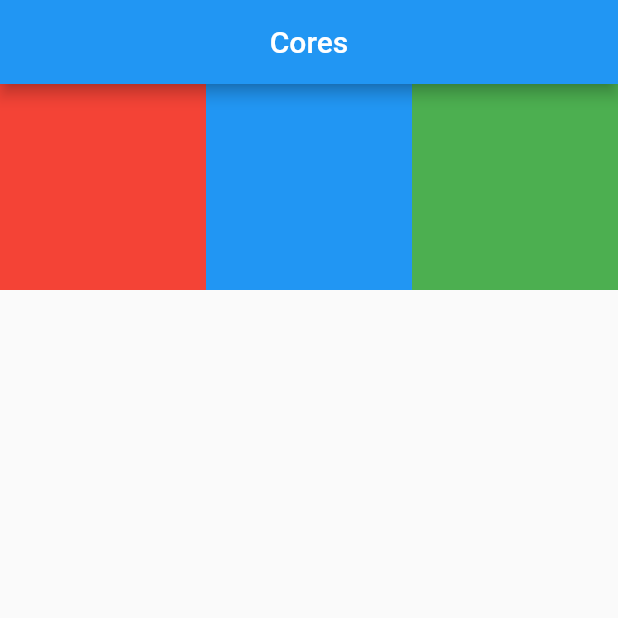
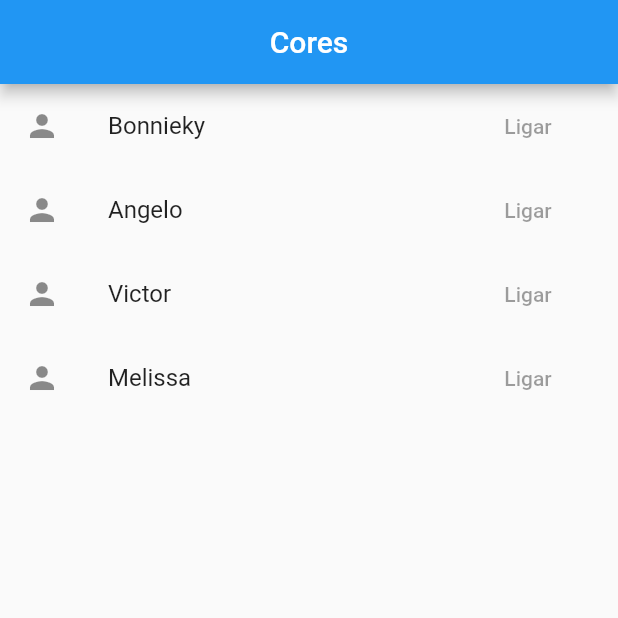
Before and after one commit to AngeloFilhoPS/flutter-study, a Flutter app: the screen it shows after launch, on a phone screen of 412 x 824 dp, the top half of it. Run offline on Flutter 3.47's test engine with Material 2 defaults, Android fonts, the phone set to English and light mode, and no system bars.

Commit message:
listas dinamica modulo 3-8

```diff
--- a/lib/main.dart
+++ b/lib/main.dart
@@ -4,37 +4,28 @@ import 'exemplo.dart';
 void main() => runApp(MeuApp());
 
 class MeuApp extends StatelessWidget {
-  var textStyle =
-      TextStyle(fontSize: 20, color: Colors.red, fontWeight: FontWeight.bold);
-
-  botaoAction() {
-    print("Clickado");
-  }
+  var contatos = ['Bonnieky', 'Angelo', 'Victor', 'Melissa'];
 
   @override
   Widget build(BuildContext context) {
     return MaterialApp(
       home: Scaffold(
-        appBar: AppBar(
-          title: Text('Cores'),
-          centerTitle: true,
-        ),
-        body: GridView.count(
-          crossAxisCount: 3,
-          scrollDirection: Axis.vertical,
-          children: <Widget>[
-            Container(
-              color: Colors.red,
-            ),
-            Container(
-              color: Colors.blue,
-            ),
-            Container(
-              color: Colors.green,
-            ),
-          ],
-        ),
-      ),
+          appBar: AppBar(
+            title: Text('Cores'),
+            centerTitle: true,
+          ),
+          body: ListView.builder(
+              itemCount: contatos.length,
+              itemBuilder: (ctx, index) {
+                return ListTile(
+                  leading: Icon(Icons.person),
+                  title: Text('${contatos[index]}'),
+                  trailing: FlatButton(
+                    onPressed: null,
+                    child: Text('Ligar'),
+                  ),
+                );
+              })),
     );
   }
 }
```
